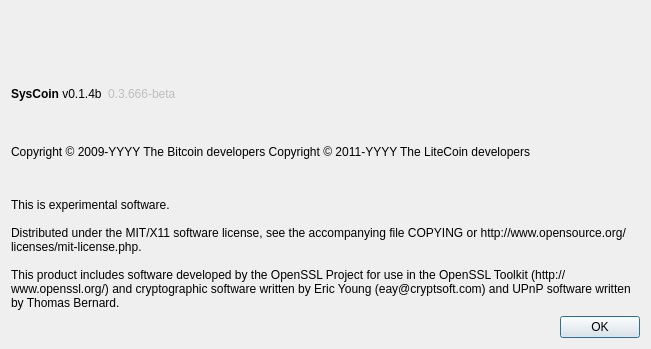
Old version of the form src/qt/forms/aboutdialog.ui in the repository syscoin/syscoin1.
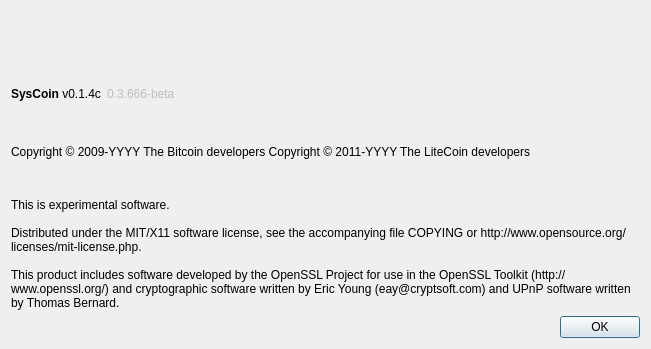
New version of the form. Icons and pictures are not drawn.

Commit message: Revision update to 0.1.4c

Diff of the .ui file:
```diff
--- a/src/qt/forms/aboutdialog.ui
+++ b/src/qt/forms/aboutdialog.ui
@@ -35,7 +35,7 @@
         <cursorShape>IBeamCursor</cursorShape>
        </property>
        <property name="text">
-        <string>&lt;html&gt;&lt;head/&gt;&lt;body&gt;&lt;p&gt;&lt;span style=&quot; font-weight:600;&quot;&gt;SysCoin&lt;/span&gt; v0.1.4b&lt;/p&gt;&lt;/body&gt;&lt;/html&gt;</string>
+        <string>&lt;html&gt;&lt;head/&gt;&lt;body&gt;&lt;p&gt;&lt;span style=&quot; font-weight:600;&quot;&gt;SysCoin&lt;/span&gt; v0.1.4c&lt;/p&gt;&lt;/body&gt;&lt;/html&gt;</string>
        </property>
        <property name="textInteractionFlags">
         <set>Qt::LinksAccessibleByMouse|Qt::TextSelectableByKeyboard|Qt::TextSelectableByMouse</set>
```
